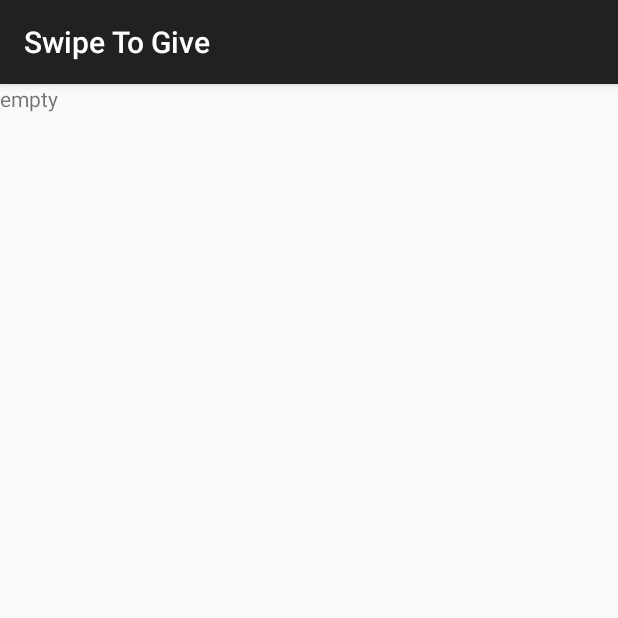
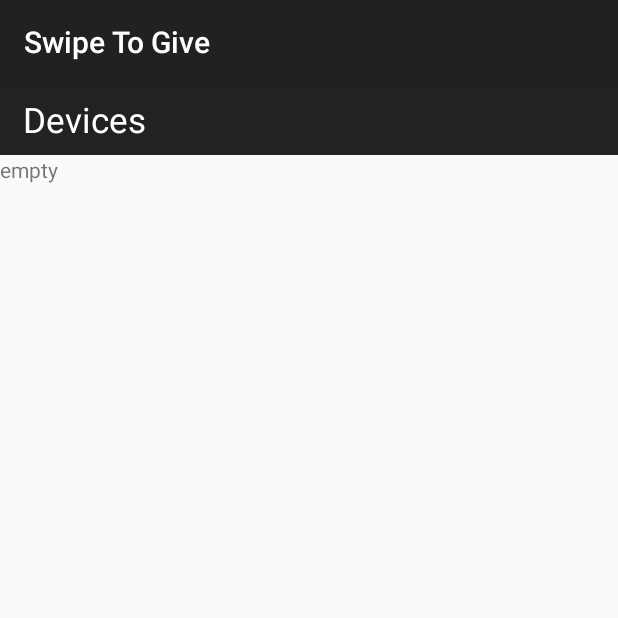
Before and after one commit to informatik-mannheim/thesis-swipe-to-give, an Android app: the fragment DeviceListFragment shown on its own in the app's theme, on a phone screen of 412 x 824 dp, the top half of it. Run offline under Robolectric (Android 15) with nearby library versions, the phone set to English and light mode, and no system bars.

Commit message:
Revert "Some WiFi Changes"
This reverts commit ae7d889c101de3032555056bdbebc9025c9279ec.

```diff
--- a/sources/Code/app/src/main/java/com/swipetogive/wifidirect/FileTransferService.java
+++ b/sources/Code/app/src/main/java/com/swipetogive/wifidirect/FileTransferService.java
@@ -65,7 +65,7 @@ public class FileTransferService extends IntentService {
                 } catch (FileNotFoundException e) {
                     Log.d(WiFiDirectActivity.TAG, e.toString());
                 }
-                //DeviceDetailFragment.copyFile(is, stream);
+                DeviceDetailFragment.copyFile(is, stream);
                 Log.d(WiFiDirectActivity.TAG, "Client: Data written");
             } catch (IOException e) {
                 Log.e(WiFiDirectActivity.TAG, e.getMessage());
--- a/sources/Code/app/src/main/res/layout/device_list.xml
+++ b/sources/Code/app/src/main/res/layout/device_list.xml
@@ -4,6 +4,21 @@
     android:orientation="vertical"
     android:layout_width="match_parent"
     android:layout_height="match_parent">
+
+    <TextView
+        android:layout_width="fill_parent"
+        android:layout_height="wrap_content"
+        android:gravity="center_vertical"
+        android:background="#222222"
+        android:textColor="@color/abc_primary_text_material_dark"
+        android:text="Devices"
+        android:elegantTextHeight="true"
+        android:paddingLeft="15dp"
+        android:textSize="23sp"
+        style="@style/Base.TextAppearance.AppCompat.Menu"
+        android:shadowColor="#000000"
+        android:paddingTop="8dp"
+        android:paddingBottom="8dp" />
 
     <!-- Self information
     <LinearLayout
```
Also changed, not shown: sources/Code/app/src/main/java/com/swipetogive/util/ApplicationBroadcastReceiver.java (+6 -8 lines), sources/Code/app/src/main/java/com/swipetogive/wifidirect/DeviceDetailFragment.java (+56 -88 lines), sources/Code/app/src/main/java/com/swipetogive/wifidirect/WiFiDirectActivity.java (+21 -6 lines), 3 other files.
